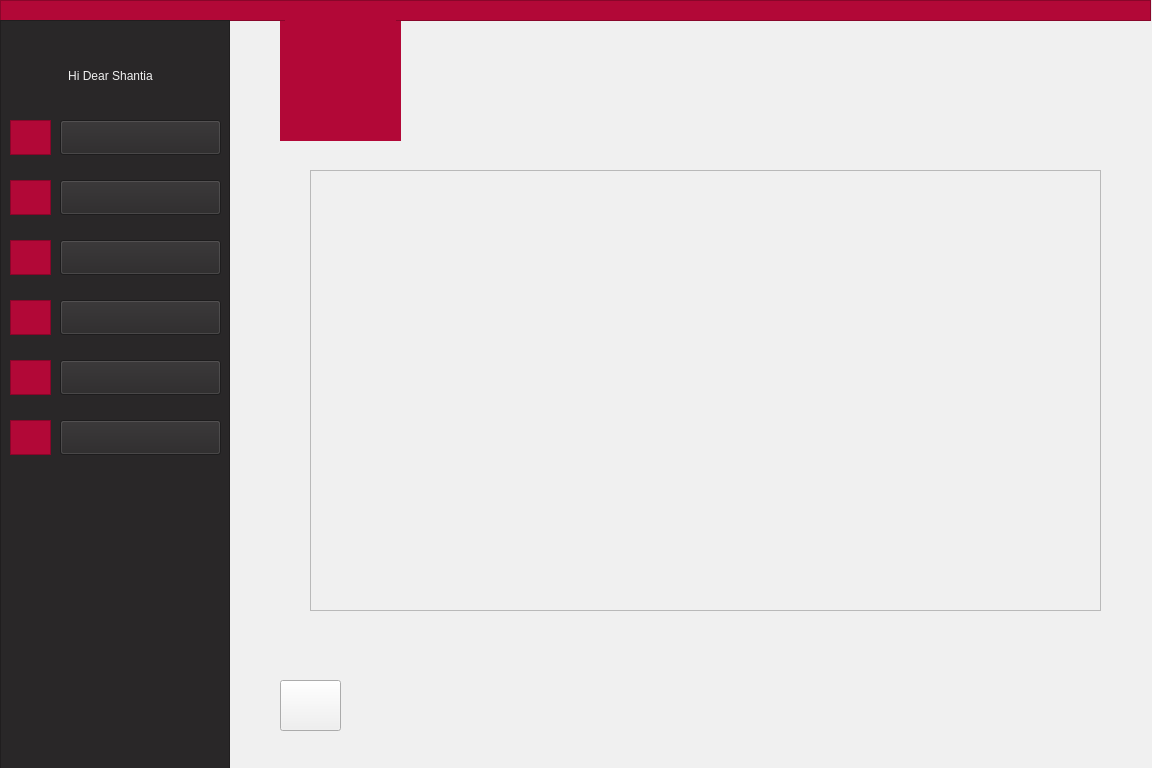
First picture: the form in studentmessages.ui, repository SoltaniShantia/AP-Project, before the edit.
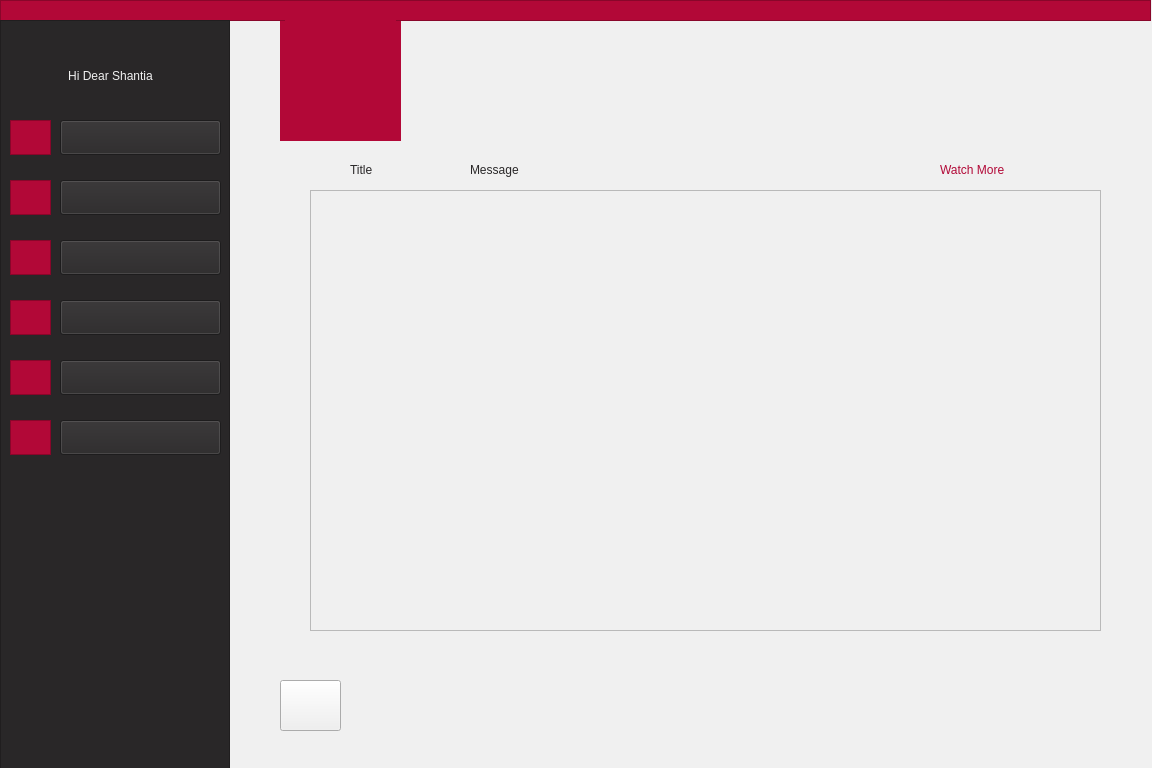
Second picture: the form after the edit. Icons and pictures are not drawn.

The edit to the form file:
```diff
--- a/studentmessages.ui
+++ b/studentmessages.ui
@@ -577,7 +577,7 @@
    <widget class="QLabel" name="label_6">
     <property name="geometry">
      <rect>
-      <x>90</x>
+      <x>95</x>
       <y>290</y>
       <width>111</width>
       <height>20</height>
@@ -594,7 +594,7 @@
    <widget class="QLabel" name="label_23">
     <property name="geometry">
      <rect>
-      <x>80</x>
+      <x>90</x>
       <y>350</y>
       <width>121</width>
       <height>20</height>
@@ -611,7 +611,7 @@
    <widget class="QLabel" name="label_24">
     <property name="geometry">
      <rect>
-      <x>70</x>
+      <x>80</x>
       <y>410</y>
       <width>141</width>
       <height>20</height>
@@ -649,7 +649,7 @@
    <property name="geometry">
     <rect>
      <x>310</x>
-     <y>170</y>
+     <y>190</y>
      <width>791</width>
      <height>441</height>
     </rect>
@@ -673,6 +673,57 @@
     </layout>
    </widget>
   </widget>
+  <widget class="QLabel" name="label_8">
+   <property name="geometry">
+    <rect>
+     <x>350</x>
+     <y>160</y>
+     <width>71</width>
+     <height>20</height>
+    </rect>
+   </property>
+   <property name="styleSheet">
+    <string notr="true">font: 10pt &quot;Montserrat&quot;;
+color: rgb(41, 39, 40);</string>
+   </property>
+   <property name="text">
+    <string>Title</string>
+   </property>
+  </widget>
+  <widget class="QLabel" name="label_12">
+   <property name="geometry">
+    <rect>
+     <x>470</x>
+     <y>160</y>
+     <width>81</width>
+     <height>20</height>
+    </rect>
+   </property>
+   <property name="styleSheet">
+    <string notr="true">font: 10pt &quot;Montserrat&quot;;
+color: rgb(41, 39, 40);</string>
+   </property>
+   <property name="text">
+    <string>Message</string>
+   </property>
+  </widget>
+  <widget class="QLabel" name="label_13">
+   <property name="geometry">
+    <rect>
+     <x>940</x>
+     <y>160</y>
+     <width>111</width>
+     <height>20</height>
+    </rect>
+   </property>
+   <property name="styleSheet">
+    <string notr="true">font: 10pt &quot;Montserrat&quot;;
+color: rgb(178, 8, 55);</string>
+   </property>
+   <property name="text">
+    <string>Watch More</string>
+   </property>
+  </widget>
   <zorder>label_14</zorder>
   <zorder>label</zorder>
   <zorder>backToMenu</zorder>
```
Left out of the diff: 7 changed lines with no effect on the pictures.
